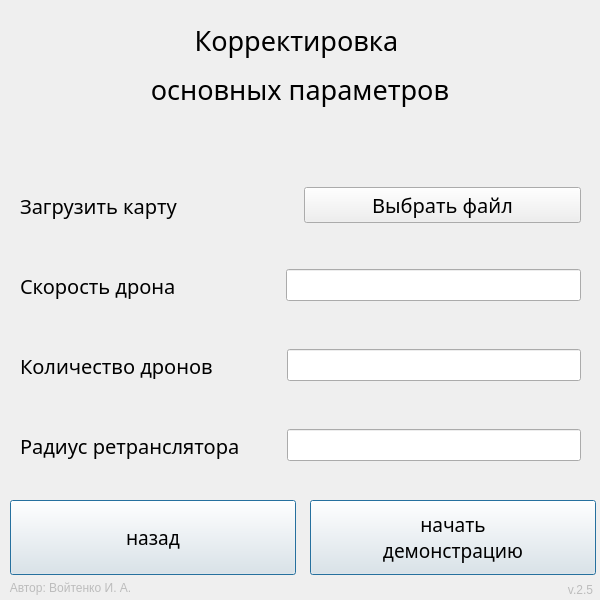
Qt form ui_files/settings_window.ui (Vanovango/Drones_AI_Controll_2) before a commit.
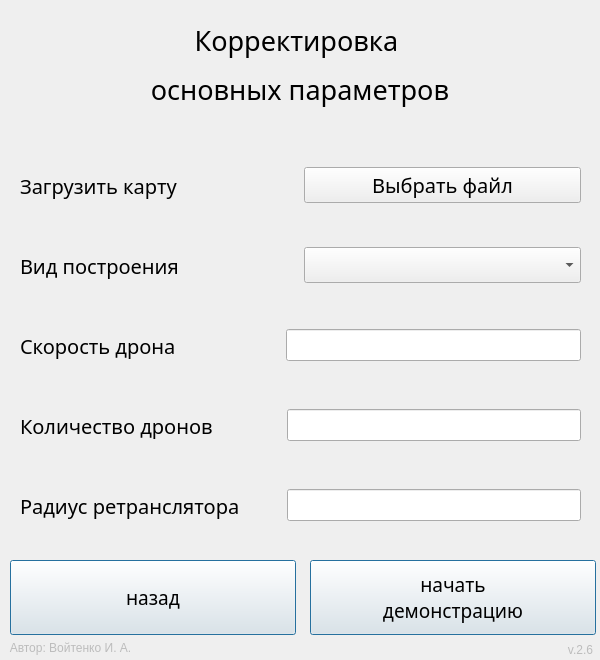
The same form after that commit.

Patch:
```diff
--- a/ui_files/settings_window.ui
+++ b/ui_files/settings_window.ui
@@ -7,7 +7,7 @@
     <x>0</x>
     <y>0</y>
     <width>600</width>
-    <height>600</height>
+    <height>660</height>
    </rect>
   </property>
   <property name="windowTitle">
@@ -30,7 +30,7 @@
     <property name="geometry">
      <rect>
       <x>310</x>
-      <y>500</y>
+      <y>560</y>
       <width>286</width>
       <height>75</height>
      </rect>
@@ -86,7 +86,7 @@
     <property name="geometry">
      <rect>
       <x>10</x>
-      <y>500</y>
+      <y>560</y>
       <width>286</width>
       <height>75</height>
      </rect>
@@ -156,7 +156,7 @@
     <property name="geometry">
      <rect>
       <x>20</x>
-      <y>250</y>
+      <y>310</y>
       <width>561</width>
       <height>71</height>
      </rect>
@@ -202,7 +202,7 @@
     <property name="geometry">
      <rect>
       <x>20</x>
-      <y>330</y>
+      <y>390</y>
       <width>561</width>
       <height>71</height>
      </rect>
@@ -245,7 +245,7 @@
     <property name="geometry">
      <rect>
       <x>20</x>
-      <y>410</y>
+      <y>470</y>
       <width>561</width>
       <height>71</height>
      </rect>
@@ -288,7 +288,7 @@
     <property name="geometry">
      <rect>
       <x>20</x>
-      <y>170</y>
+      <y>150</y>
       <width>561</width>
       <height>71</height>
      </rect>
@@ -326,7 +326,7 @@
     <property name="geometry">
      <rect>
       <x>0</x>
-      <y>580</y>
+      <y>640</y>
       <width>141</width>
       <height>16</height>
      </rect>
@@ -339,20 +339,20 @@
     <property name="geometry">
      <rect>
       <x>560</x>
-      <y>580</y>
+      <y>640</y>
       <width>41</width>
       <height>20</height>
      </rect>
     </property>
     <property name="text">
-     <string>&lt;html&gt;&lt;head/&gt;&lt;body&gt;&lt;p align=&quot;center&quot;&gt;&lt;span style=&quot; color:#bcbcbc;&quot;&gt;v.2.5&lt;/span&gt;&lt;/p&gt;&lt;/body&gt;&lt;/html&gt;</string>
+     <string>&lt;html&gt;&lt;head/&gt;&lt;body&gt;&lt;p align=&quot;center&quot;&gt;&lt;span style=&quot; color:#bcbcbc;&quot;&gt;v.2.6&lt;/span&gt;&lt;/p&gt;&lt;/body&gt;&lt;/html&gt;</string>
     </property>
    </widget>
    <widget class="QLabel" name="label_map_path">
     <property name="geometry">
      <rect>
       <x>20</x>
-      <y>220</y>
+      <y>200</y>
       <width>561</width>
       <height>20</height>
      </rect>
@@ -364,6 +364,41 @@
      <set>Qt::AlignCenter</set>
     </property>
    </widget>
+   <widget class="QWidget" name="horizontalLayoutWidget_5">
+    <property name="geometry">
+     <rect>
+      <x>20</x>
+      <y>230</y>
+      <width>561</width>
+      <height>71</height>
+     </rect>
+    </property>
+    <layout class="QHBoxLayout" name="horizontalLayout_6">
+     <item>
+      <widget class="QLabel" name="label_cunstruction_type">
+       <property name="font">
+        <font>
+         <family>Sitka</family>
+         <pointsize>15</pointsize>
+        </font>
+       </property>
+       <property name="text">
+        <string>Вид построения                   </string>
+       </property>
+      </widget>
+     </item>
+     <item>
+      <widget class="QComboBox" name="comboBox_cunstruction_type">
+       <property name="font">
+        <font>
+         <family>Sitka</family>
+         <pointsize>15</pointsize>
+        </font>
+       </property>
+      </widget>
+     </item>
+    </layout>
+   </widget>
   </widget>
  </widget>
  <resources/>
```
